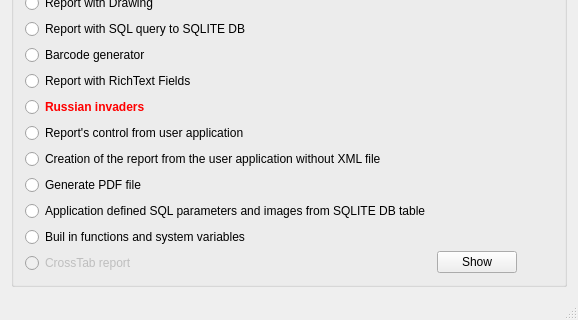
Qt form QtRptDemo/mainwindow.ui (qt-project/qtrpt) before a commit; both pictures show x 0 to 578 and y 283 to 603 of the 578 by 603 pixel window.
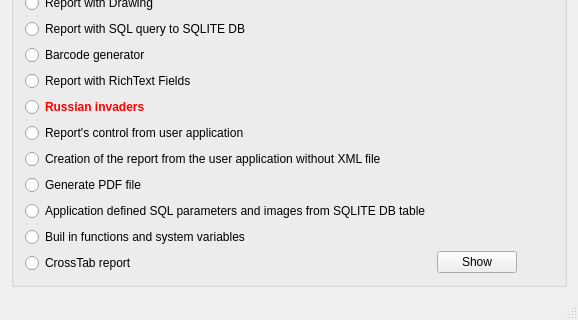
The same form after that commit. Icons and pictures are not drawn.

The edit to the form file:
```diff
--- a/QtRptDemo/mainwindow.ui
+++ b/QtRptDemo/mainwindow.ui
@@ -175,7 +175,7 @@
          <item>
           <widget class="QRadioButton" name="rBtn18">
            <property name="enabled">
-            <bool>false</bool>
+            <bool>true</bool>
            </property>
            <property name="text">
             <string>CrossTab report</string>
```
Left out of the diff: 4 changed lines with no effect on the pictures.
